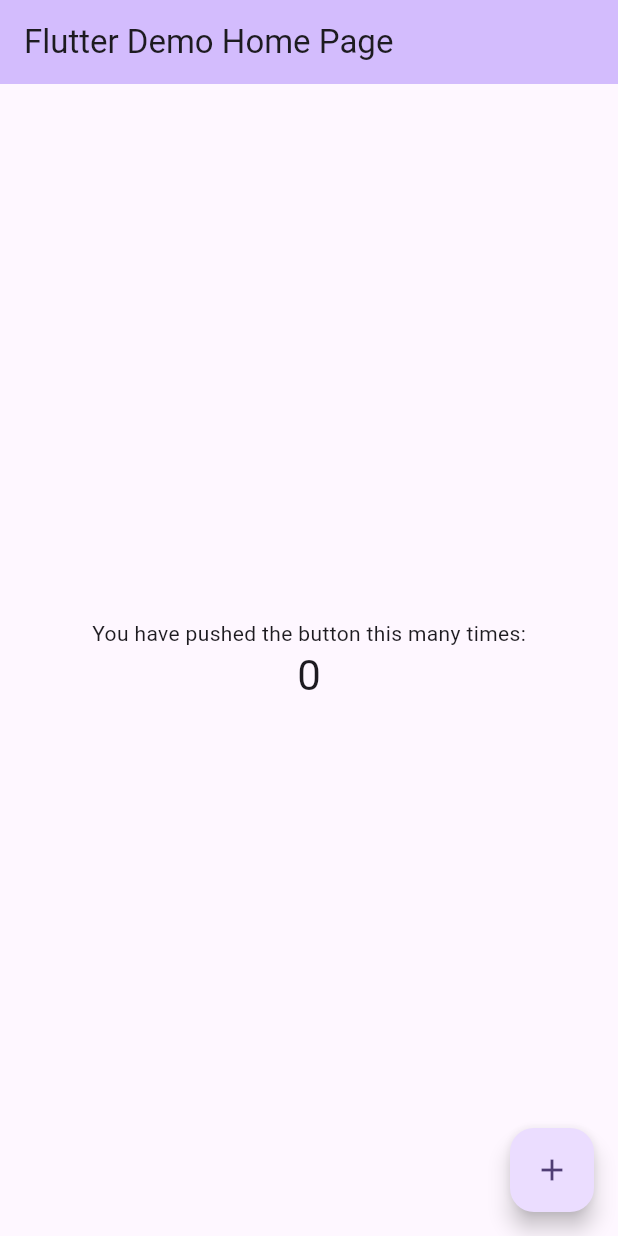
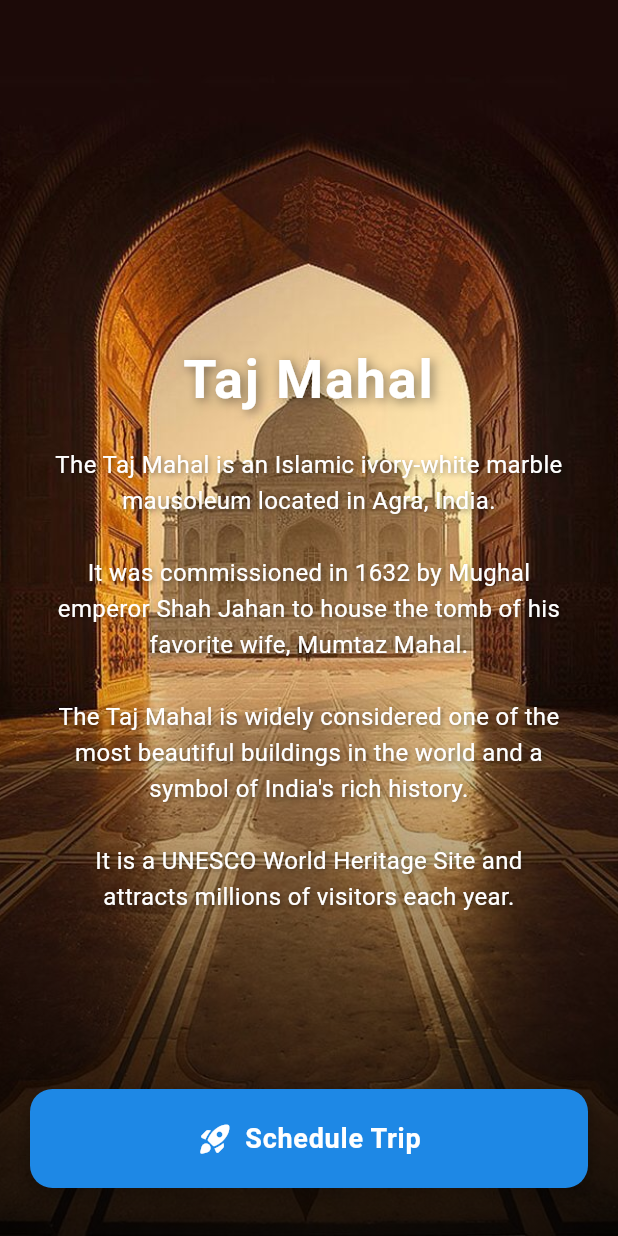
Before and after one commit to KalpeshJangir23/BharatExplorer, a Flutter app: the screen it shows after launch, on a phone screen of 412 x 824 dp. Run offline on Flutter 3.47's test engine with Material 3 defaults, Android fonts, the light colour scheme and no system bars.

Commit message:
added Basic Structure ui , theme , images

```diff
--- a/analysis_options.yaml
+++ b/analysis_options.yaml
@@ -7,6 +7,10 @@
 
 # The following line activates a set of recommended lints for Flutter apps,
 # packages, and plugins designed to encourage good coding practices.
+analyzer:
+  errors:
+    constant_identifier_names: ignore
+    file_names: ignore
 include: package:flutter_lints/flutter.yaml
 
 linter:
--- /dev/null
+++ b/lib/core/config/assets/appImages.dart
@@ -0,0 +1,4 @@
+class Appimages {
+  static const basePath = 'assets/images/';
+  static const tajMahal = '${basePath}taj_mahal.jpg';
+}
--- a/lib/main.dart
+++ b/lib/main.dart
@@ -1,4 +1,5 @@
 import 'package:flutter/material.dart';
+import 'package:trip_show_planner/screens/momument_display.dart/booking.dart';
 
 void main() {
   runApp(const MyApp());
@@ -7,119 +8,15 @@
 class MyApp extends StatelessWidget {
   const MyApp({super.key});
 
-  // This widget is the root of your application.
   @override
   Widget build(BuildContext context) {
     return MaterialApp(
-      title: 'Flutter Demo',
+      title: 'Trip Show Planner',
       theme: ThemeData(
-        // This is the theme of your application.
-        //
-        // TRY THIS: Try running your application with "flutter run". You'll see
-        // the application has a purple toolbar. Then, without quitting the app,
-        // try changing the seedColor in the colorScheme below to Colors.green
-        // and then invoke "hot reload" (save your changes or press the "hot
-        // reload" button in a Flutter-supported IDE, or press "r" if you used
-        // the command line to start the app).
-        //
-        // Notice that the counter didn't reset back to zero; the application
-        // state is not lost during the reload. To reset the state, use hot
-        // restart instead.
-        //
-        // This works for code too, not just values: Most code changes can be
-        // tested with just a hot reload.
         colorScheme: ColorScheme.fromSeed(seedColor: Colors.deepPurple),
         useMaterial3: true,
       ),
-      home: const MyHomePage(title: 'Flutter Demo Home Page'),
+      home: const BookingPage(),
     );
   }
 }
-
-class MyHomePage extends StatefulWidget {
-  const MyHomePage({super.key, required this.title});
-
-  // This widget is the home page of your application. It is stateful, meaning
-  // that it has a State object (defined below) that contains fields that affect
-  // how it looks.
-
-  // This class is the configuration for the state. It holds the values (in this
-  // case the title) provided by the parent (in this case the App widget) and
-  // used by the build method of the State. Fields in a Widget subclass are
-  // always marked "final".
-
-  final String title;
-
-  @override
-  State<MyHomePage> createState() => _MyHomePageState();
-}
-
-class _MyHomePageState extends State<MyHomePage> {
-  int _counter = 0;
-
-  void _incrementCounter() {
-    setState(() {
-      // This call to setState tells the Flutter framework that something has
-      // changed in this State, which causes it to rerun the build method below
-      // so that the display can reflect the updated values. If we changed
-      // _counter without calling setState(), then the build method would not be
-      // called again, and so nothing would appear to happen.
-      _counter++;
-    });
-  }
-
-  @override
-  Widget build(BuildContext context) {
-    // This method is rerun every time setState is called, for instance as done
-    // by the _incrementCounter method above.
-    //
-    // The Flutter framework has been optimized to make rerunning build methods
-    // fast, so that you can just rebuild anything that needs updating rather
-    // than having to individually change instances of widgets.
-    return Scaffold(
-      appBar: AppBar(
-        // TRY THIS: Try changing the color here to a specific color (to
-        // Colors.amber, perhaps?) and trigger a hot reload to see the AppBar
-        // change color while the other colors stay the same.
-        backgroundColor: Theme.of(context).colorScheme.inversePrimary,
-        // Here we take the value from the MyHomePage object that was created by
-        // the App.build method, and use it to set our appbar title.
-        title: Text(widget.title),
-      ),
-      body: Center(
-        // Center is a layout widget. It takes a single child and positions it
-        // in the middle of the parent.
-        child: Column(
-          // Column is also a layout widget. It takes a list of children and
-          // arranges them vertically. By default, it sizes itself to fit its
-          // children horizontally, and tries to be as tall as its parent.
-          //
-          // Column has various properties to control how it sizes itself and
-          // how it positions its children. Here we use mainAxisAlignment to
-          // center the children vertically; the main axis here is the vertical
-          // axis because Columns are vertical (the cross axis would be
-          // horizontal).
-          //
-          // TRY THIS: Invoke "debug painting" (choose the "Toggle Debug Paint"
-          // action in the IDE, or press "p" in the console), to see the
-          // wireframe for each widget.
-          mainAxisAlignment: MainAxisAlignment.center,
-          children: <Widget>[
-            const Text(
-              'You have pushed the button this many times:',
-            ),
-            Text(
-              '$_counter',
-              style: Theme.of(context).textTheme.headlineMedium,
-            ),
-          ],
-        ),
-      ),
-      floatingActionButton: FloatingActionButton(
-        onPressed: _incrementCounter,
-        tooltip: 'Increment',
-        child: const Icon(Icons.add),
-      ), // This trailing comma makes auto-formatting nicer for build methods.
-    );
-  }
-}
--- /dev/null
+++ b/lib/screens/momument_display.dart/booking.dart
@@ -0,0 +1,156 @@
+import 'package:flutter/material.dart';
+import 'package:trip_show_planner/core/config/assets/appImages.dart';
+import 'package:trip_show_planner/screens/momument_display.dart/widgets/01_find_location.dart';
+
+class BookingPage extends StatefulWidget {
+  const BookingPage({super.key});
+
+  @override
+  State<BookingPage> createState() => _BookingPageState();
+}
+
+class _BookingPageState extends State<BookingPage> {
+  @override
+  Widget build(BuildContext context) {
+    return Scaffold(
+      body: Stack(
+        fit: StackFit.expand,
+        children: [
+          // Background Image with Overlay
+          ShaderMask(
+            shaderCallback: (bounds) => LinearGradient(
+              begin: Alignment.topCenter,
+              end: Alignment.bottomCenter,
+              colors: [
+                Colors.transparent,
+                Colors.black.withOpacity(0.7),
+              ],
+              stops: const [0.5, 1.0],
+            ).createShader(bounds),
+            blendMode: BlendMode.darken,
+            child: Image.asset(
+              Appimages.tajMahal,
+              fit: BoxFit.cover,
+            ),
+          ),
+          // Content
+          SafeArea(
+            child: Padding(
+              padding: const EdgeInsets.symmetric(horizontal: 20.0),
+              child: Column(
+                crossAxisAlignment: CrossAxisAlignment.stretch,
+                children: [
+                  // Top Spacer
+                  const Spacer(flex: 2),
+
+                  // Title
+                  const Text(
+                    'Taj Mahal',
+                    style: TextStyle(
+                      fontSize: 36,
+                      fontWeight: FontWeight.bold,
+                      color: Colors.white,
+                      height: 1.2,
+                      letterSpacing: 1.2,
+                      shadows: [
+                        Shadow(
+                          blurRadius: 8.0,
+                          color: Colors.black45,
+                          offset: Offset(2.0, 2.0),
+                        ),
+                      ],
+                    ),
+                    textAlign: TextAlign.center,
+                  ),
+
+                  const SizedBox(height: 24),
+
+                  // Description
+                  Container(
+                    padding: const EdgeInsets.symmetric(horizontal: 16),
+                    child: const Text(
+                      'The Taj Mahal is an Islamic ivory-white marble mausoleum located in Agra, India.\n\n'
+                      'It was commissioned in 1632 by Mughal emperor Shah Jahan to house the tomb of his favorite wife, Mumtaz Mahal.\n\n'
+                      'The Taj Mahal is widely considered one of the most beautiful buildings in the world and a symbol of India\'s rich history.\n\n'
+                      'It is a UNESCO World Heritage Site and attracts millions of visitors each year.',
+                      style: TextStyle(
+                        fontSize: 16,
+                        color: Colors.white,
+                        height: 1.5,
+                        shadows: [
+                          Shadow(
+                            blurRadius: 4.0,
+                            color: Colors.black45,
+                            offset: Offset(1.0, 1.0),
+                          ),
+                        ],
+                      ),
+                      textAlign: TextAlign.center,
+                    ),
+                  ),
+
+                  // Bottom Spacer
+                  const Spacer(flex: 1),
+
+                  // Schedule Trip Button
+                  Padding(
+                    padding: const EdgeInsets.only(bottom: 32.0),
+                    child: Container(
+                      decoration: BoxDecoration(
+                        borderRadius: BorderRadius.circular(15),
+                        boxShadow: [
+                          BoxShadow(
+                            color: Colors.black.withOpacity(0.2),
+                            spreadRadius: 2,
+                            blurRadius: 8,
+                            offset: const Offset(0, 4),
+                          ),
+                        ],
+                      ),
+                      child: ElevatedButton.icon(
+                        onPressed: () {
+                          showModalBottomSheet(
+                            context: context,
+                            isScrollControlled: true,
+                            backgroundColor: Colors.transparent,
+                            builder: (context) => const LocationBottomSheet(),
+                          );
+                        },
+                        icon: const Icon(
+                          Icons.rocket_launch_rounded,
+                          color: Colors.white,
+                          size: 24,
+                        ),
+                        label: const Text(
+                          'Schedule Trip',
+                          style: TextStyle(
+                            color: Colors.white,
+                            fontSize: 18,
+                            fontWeight: FontWeight.w600,
+                            letterSpacing: 0.5,
+                          ),
+                        ),
+                        style: ElevatedButton.styleFrom(
+                          backgroundColor: Colors.blue.shade600,
+                          foregroundColor: Colors.white,
+                          padding: const EdgeInsets.symmetric(
+                            vertical: 20,
+                            horizontal: 32,
+                          ),
+                          shape: RoundedRectangleBorder(
+                            borderRadius: BorderRadius.circular(15),
+                          ),
+                          elevation: 0,
+                        ),
+                      ),
+                    ),
+                  ),
+                ],
+              ),
+            ),
+          ),
+        ],
+      ),
+    );
+  }
+}
```
Also changed, not shown: lib/core/config/theme/appColor.dart (added, +14 -0 lines), lib/core/config/theme/appTheme.dart (added, +37 -0 lines), lib/screens/enter_splash_Screen/enter_splash_Screen.dart (added, +10 -0 lines), lib/screens/momument_display.dart/widgets/01_find_location.dart (added, +60 -0 lines), lib/screens/momument_display.dart/widgets/02_date_Selection.dart (added, +62 -0 lines), lib/screens/momument_display.dart/widgets/03_no_of_traveller.dart (added, +61 -0 lines), lib/screens/momument_display.dart/widgets/04_seat_selection.dart (added, +57 -0 lines), pubspec.yaml (+16 -14 lines), assets/fonts/Satoshi-Black.ttf (added), assets/fonts/Satoshi-Bold.ttf (added), assets/fonts/Satoshi-Light.ttf (added), assets/fonts/Satoshi-Medium.ttf (added), assets/fonts/Satoshi-Regular.ttf (added), assets/images/taj_mahal.jpg (added), 1 other file.
